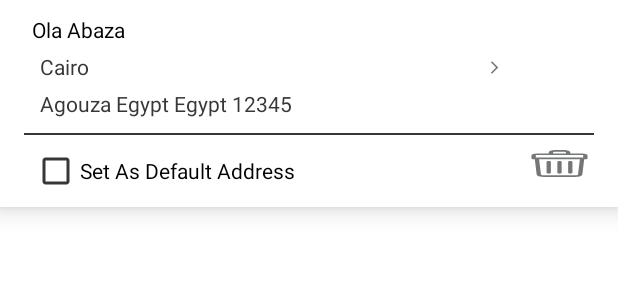
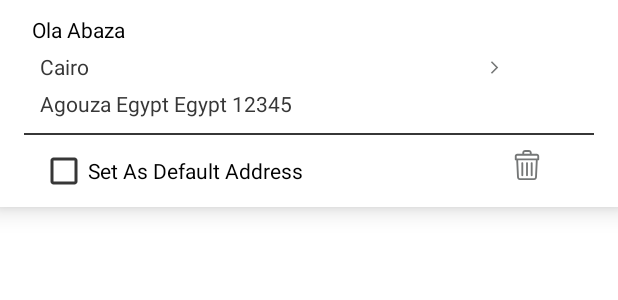
Before and after one commit to OlaAbaza/ecommerce-app, an Android app: the layout item_address.xml on its own in the app's theme, with its tools: preview values and no code run, on a phone screen of 412 x 824 dp. Shown: the top 300 px of the screen. Run offline under Robolectric (Android 15) with nearby library versions, the phone set to English and light mode, and no system bars.

Commit message:
add customer profile fragment

```diff
--- a/app/src/main/java/com/example/shopy/base/ViewModelFactory.kt
+++ b/app/src/main/java/com/example/shopy/base/ViewModelFactory.kt
@@ -21,7 +21,7 @@ import androidx.lifecycle.ViewModel
 import androidx.lifecycle.ViewModelProvider
 import com.example.myapplication.CategoriesViewModel
 import com.example.shopy.dataLayer.Repository
-import com.example.shopy.dataLayer.remoteDataLayer.RemoteDataSourceImpl
+import com.example.shopy.ui.profileFragment.ProfileViewModel
 import com.example.shopy.ui.allWishListFragment.AllWishListViewModel
 import com.example.shopy.ui.customerAddress.AddressViewModel
 import com.example.shopy.ui.meScreen.MeViewModel
@@ -55,6 +55,9 @@ class ViewModelFactory(
         else if (modelClass.isAssignableFrom(ProductDetailsViewModel::class.java)) {
             return ProductDetailsViewModel(repository,application) as T
         }
+        else if (modelClass.isAssignableFrom(ProfileViewModel::class.java)) {
+            return ProfileViewModel(repository,application) as T
+        }
         throw IllegalArgumentException("Unknown ViewModel class")
     }
 }
--- a/app/src/main/java/com/example/shopy/dataLayer/Repository.kt
+++ b/app/src/main/java/com/example/shopy/dataLayer/Repository.kt
@@ -57,6 +57,8 @@ class Repository(
     ////////////////////customer///////////////////
     suspend fun fetchCustomersData() = remoteDataSource.fetchCustomersData()
     suspend fun createCustomers(customer: CustomerX) = remoteDataSource.createCustomers(customer)
+    suspend fun getCustomer(id: String)=remoteDataSource.getCustomer(id)
+    suspend fun updateCustomer(id: String, customer: CustomerProfile)=remoteDataSource.updateCustomer(id,customer)
 
     /////////////////////create order/////////////////////////////
     suspend fun createOrder(order: Orders) = remoteDataSource.createOrder(order)
--- a/app/src/main/java/com/example/shopy/dataLayer/entity/order/Orders.kt
+++ b/app/src/main/java/com/example/shopy/dataLayer/entity/order/Orders.kt
@@ -12,7 +12,8 @@ data class Order(
     @SerializedName("financial_status")
     val financialStatus: String?,
     @SerializedName("line_items")
-    val lineItems: List<LineItem>?
+    val lineItems: List<LineItem>?,
+    val note:String?
 )
 
 data class LineItem(
--- a/app/src/main/java/com/example/shopy/dataLayer/remoteDataLayer/RemoteDataSource.kt
+++ b/app/src/main/java/com/example/shopy/dataLayer/remoteDataLayer/RemoteDataSource.kt
@@ -25,6 +25,10 @@ interface RemoteDataSource {
 
     suspend fun delCustomerAddresses(id: String, addressID: String)
     suspend fun setDafaultCustomerAddress(id: String, addressID: String): CreateAddressX?
+
+    suspend fun getCustomer( id: String): CustomerX?
+
+    suspend fun updateCustomer(id: String, customer: CustomerProfile): CustomerX?
     suspend fun createOrder(order: Orders): OrderResponse?
 
      fun getWomanProductsList()
--- a/app/src/main/java/com/example/shopy/ui/customerAddress/AddressAdapter.kt
+++ b/app/src/main/java/com/example/shopy/ui/customerAddress/AddressAdapter.kt
@@ -1,6 +1,7 @@
 package com.example.shopy.ui.customerAddress
 
 import android.view.LayoutInflater
+import android.view.View
 import android.view.ViewGroup
 import androidx.recyclerview.widget.RecyclerView
 import com.example.shopy.models.Addresse
@@ -42,6 +43,9 @@ class AddressAdapter(
         addressList[position].default?.let {
             holder.myView.rbtnAddress.isChecked = it
         }
+        if( addressList[position].default==true){
+            holder.myView.btnDel.visibility=View.INVISIBLE
+        }
         holder.myView.itemLayout.setOnClickListener {
           addressViewModel.onItemClick(addressList[position])
         }
--- a/app/src/main/java/com/example/shopy/ui/shoppingBag/CartAdapter.kt
+++ b/app/src/main/java/com/example/shopy/ui/shoppingBag/CartAdapter.kt
@@ -41,7 +41,7 @@ class CartAdapter(
     override fun onBindViewHolder(holder: VH, position: Int) {
         holder.myView.itemCartTitle.text = orderList[position].title
         holder.myView.itemCountText.text = orderList[position].variants?.get(0)?.inventory_quantity.toString()
-        holder.myView.itemCartPrice.text = orderList[position].variants!![0].price.toString()+"EGP"
+        holder.myView.itemCartPrice.text = orderList[position].variants?.get(0)?.price.toString()+"EGP"
 
 
         Glide.with(holder.myView.itemCartImage)
--- a/app/src/main/java/com/example/shopy/util/Utils.kt
+++ b/app/src/main/java/com/example/shopy/util/Utils.kt
@@ -25,8 +25,9 @@ class Utils {
         }
         fun validatePhone(Phone: String):Boolean{
 
+         //   "^([0-9\\+]|\\(\\d{1,3}\\))[0-9\\-\\. ]{3,15}$"
             //Minimum eight characters, at least one letter and one number
-            val patternPhone: Pattern = Pattern.compile("^([0-9\\+]|\\(\\d{1,3}\\))[0-9\\-\\. ]{3,15}$")
+            val patternPhone: Pattern = Pattern.compile("^[+]?[0-9]{10,13}$")
             val matcherPhone: Matcher = patternPhone.matcher(Phone)
             val PhoneMatchResult : Boolean = matcherPhone.matches()
 
--- a/app/src/main/res/layout/fragment_add_address.xml
+++ b/app/src/main/res/layout/fragment_add_address.xml
@@ -239,7 +239,8 @@
                     android:layout_marginEnd="10dp"
                     android:layout_weight="1"
                     android:checked="true"
-                    android:thumbTint="@color/light_gray"
+                  android:buttonTint="@color/dark_gray"
+                    android:thumbTint="@color/dark_gray"
                     android:trackTint="@color/black" />
 
             </LinearLayout>
--- a/app/src/main/res/layout/fragment_sign_up.xml
+++ b/app/src/main/res/layout/fragment_sign_up.xml
@@ -157,7 +157,7 @@
                 android:id="@+id/group"
                 android:layout_width="wrap_content"
                 android:layout_height="wrap_content"
-                android:visibility="gone"
+                android:visibility="visible"
                 app:constraint_referenced_ids="tv_pass,tv_pass2,tv_pass3" />
 
             <TextView
@@ -193,7 +193,7 @@
                 android:layout_width="match_parent"
                 android:layout_height="wrap_content"
                 android:layout_marginStart="10dp"
-                android:layout_marginBottom="20dp"
+                android:layout_marginBottom="35dp"
                 android:layout_weight="1"
                 android:text="@string/at_least_one_number"
                 android:textColor="@color/black"
--- a/app/src/main/res/layout/item_address.xml
+++ b/app/src/main/res/layout/item_address.xml
@@ -65,14 +65,6 @@
         app:layout_constraintEnd_toEndOf="parent"
         app:layout_constraintStart_toStartOf="parent"
         app:layout_constraintTop_toBottomOf="@id/address_txt" />
-<LinearLayout
-    android:layout_width="match_parent"
-    android:layout_height="wrap_content"
-    android:orientation="horizontal"
-    android:weightSum="6"
-    app:layout_constraintStart_toStartOf="@id/fullName_txt"
-    app:layout_constraintTop_toBottomOf="@id/line1">
-
     <CheckBox
         android:id="@+id/rbtn_address"
         android:layout_width="wrap_content"
@@ -80,17 +72,20 @@
         android:layout_marginStart="5dp"
         android:layout_weight="5"
         android:buttonTint="@color/gray"
-        android:text="Set As Default Address" />
+        android:text="Set As Default Address"
+        app:layout_constraintStart_toStartOf="@id/fullName_txt"
+        app:layout_constraintTop_toBottomOf="@id/line1"/>
 
     <ImageButton
         android:id="@+id/btn_del"
-        android:layout_width="15dp"
-        android:layout_height="18dp"
+        android:layout_width="20dp"
+        android:layout_height="20dp"
         android:layout_weight="1"
         android:layout_marginTop="10dp"
-        android:background="@drawable/ic_trash1" />
-
-
-</LinearLayout>
+        android:background="@drawable/ic_trash1"
+        app:layout_constraintStart_toEndOf="@id/rbtn_address"
+        app:layout_constraintEnd_toEndOf="parent"
+        app:layout_constraintTop_toBottomOf="@id/line1"
+        app:layout_constraintHorizontal_bias="0.8"/>
 
 </androidx.constraintlayout.widget.ConstraintLayout>
--- a/app/src/main/res/navigation/nav_graph.xml
+++ b/app/src/main/res/navigation/nav_graph.xml
@@ -158,6 +158,11 @@
             app:popUpToInclusive="true" />
     </fragment>
     <action android:id="@+id/action_global_shopTabFragment2" app:destination="@id/shopTabFragment2" />
+    <fragment
+        android:id="@+id/profileFragment"
+        android:name="com.example.shopy.ui.profileFragment.ProfileFragment"
+        android:label="ProfileFragment"
+        tools:layout="@layout/fragment_profile"/><action android:id="@+id/action_global_profileFragment" app:destination="@id/profileFragment"/>
     <!--    <activity-->
 <!--        android:id="@+id/mainActivity"-->
 <!--        android:name="com.example.shopy.ui.MainActivity"-->
--- a/app/src/main/res/values/strings.xml
+++ b/app/src/main/res/values/strings.xml
@@ -108,6 +108,10 @@
     <string name="click_to_add_address">Click to add address</string>
     <string name="log_in_to_see_shopping_cart">Log in to see shopping cart</string>
     <string name="your_bag_is_empty">Your bag is empty</string>
+    <string name="change_password">Change Password</string>
+    <string name="current_password">Current Password</string>
+    <string name="new_password">New Password</string>
+    <string name="confirm_password">Confirm Password</string>
 
 
     ////////////////abdelrahman/////////////
```
Also changed, not shown: app/src/main/java/com/example/shopy/dataLayer/entity/customer/Customer.kt (+8 -4 lines), app/src/main/java/com/example/shopy/dataLayer/remoteDataLayer/RemoteDataSourceImpl.kt (+39 -2 lines), app/src/main/java/com/example/shopy/dataLayer/remoteDataLayer/network/NetworkService.kt (+10 -1 lines), app/src/main/java/com/example/shopy/ui/customerAddress/AddAddressFragment.kt (+15 -12 lines), app/src/main/java/com/example/shopy/ui/customerAddress/AddressFragment.kt (+31 -19 lines), app/src/main/java/com/example/shopy/ui/shoppingBag/CartFragment.kt (+5 -2 lines), app/src/main/java/com/example/shopy/ui/signIn/SignInFragment.kt (+9 -12 lines), app/src/main/java/com/example/shopy/ui/signIn/SignUpFragment.kt (+6 -4 lines).
